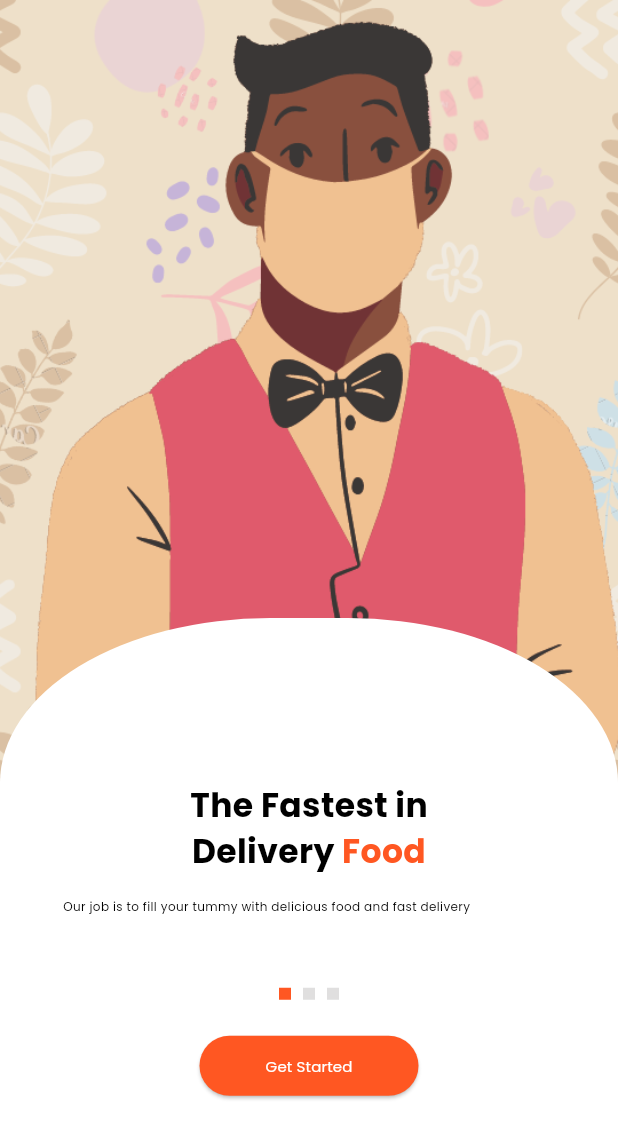
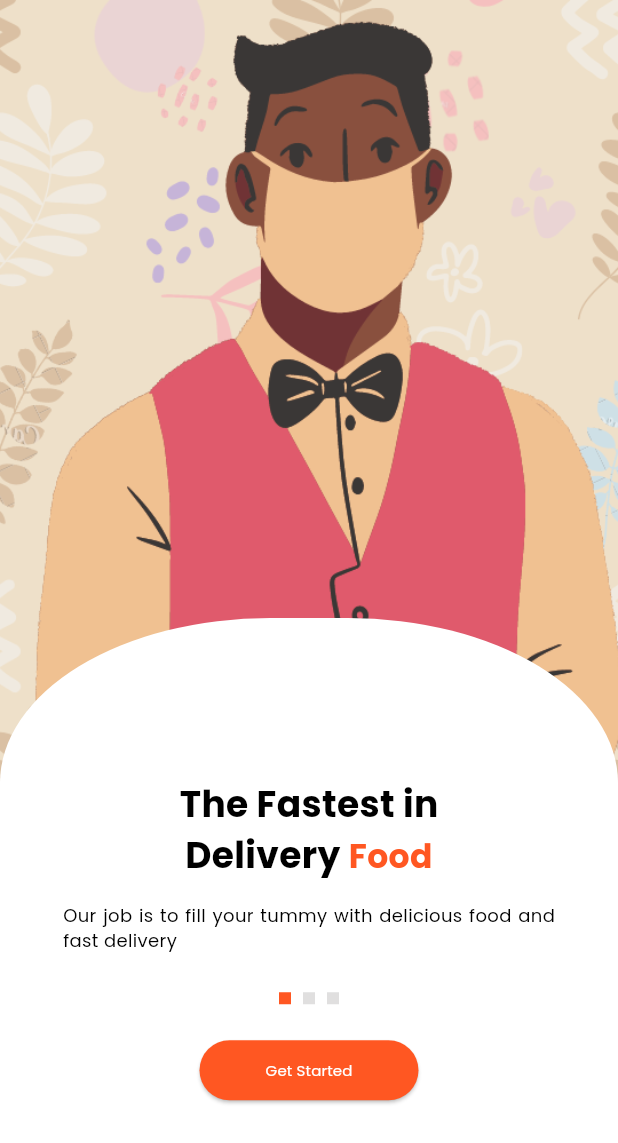
Before and after one commit to Nadrana-pc/Food-Delivery-App-UI, a Flutter app: the screen it shows after launch, on a phone screen of 412 x 824 dp. Shown: the top 1143 px of the screen. Run offline on Flutter 3.47's test engine with Material 2 defaults, Android fonts, the phone set to English and light mode, and no system bars; drawn by our look-alikes of smooth_page_indicator; our stand-ins replace curved_navigation_bar, google_fonts.

Commit message:
Changed font size

```diff
--- a/lib/Fonts/font.dart
+++ b/lib/Fonts/font.dart
@@ -5,7 +5,7 @@ var primary = GoogleFonts.poppins(
     textStyle: const TextStyle(
   color: Colors.black,
   fontWeight: FontWeight.bold,
-  fontSize: 22,
+  fontSize: 24,
 ));
 var primary2 = GoogleFonts.poppins(
     textStyle: const TextStyle(
@@ -33,8 +33,8 @@ var primarywhite = GoogleFonts.poppins(
 ));
 var secondaryText = GoogleFonts.poppins(
     textStyle: const TextStyle(
-        fontWeight: FontWeight.w400, fontSize: 8, color: Colors.black));
-        var secondaryText2 = GoogleFonts.poppins(
+        fontWeight: FontWeight.w400, fontSize: 12, color: Colors.black));
+var secondaryText2 = GoogleFonts.poppins(
     textStyle: const TextStyle(
         fontWeight: FontWeight.w400, fontSize: 8, color: Colors.white));
 
```
